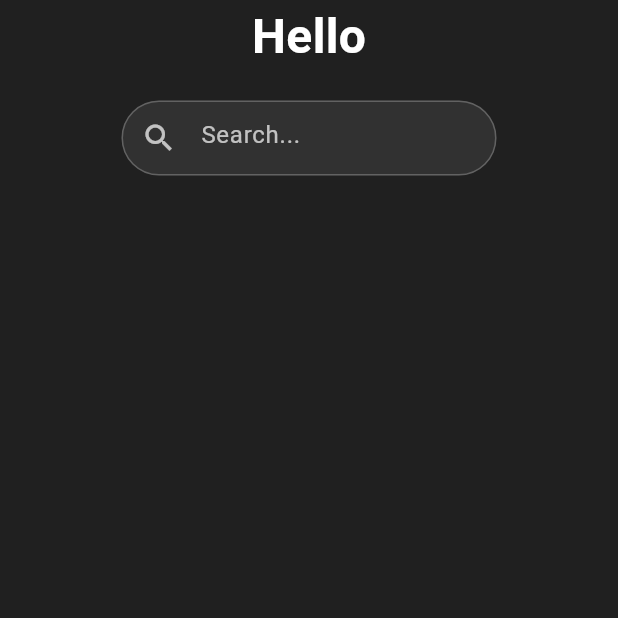
After one commit to MohaFadl/KisuQ, a Flutter app: the HomePage screen opened directly, on a phone screen of 412 x 824 dp, the top half of it. The commit adds this screen. Run offline on Flutter 3.47's test engine with Material 3 defaults, Android fonts, the light colour scheme and no system bars; missing offline and left inert: flutter_flip_card.

Commit message:
Added Search bar

```diff
--- /dev/null
+++ b/lib/Home.dart
@@ -0,0 +1,83 @@
+import 'package:flutter/material.dart';
+
+class HomePage extends StatefulWidget {
+  const HomePage({super.key});
+
+  @override
+  State<HomePage> createState() => _HomePageState();
+}
+
+class _HomePageState extends State<HomePage> {
+  final FocusNode _focusNode = FocusNode();
+  bool _isFocused = false;
+
+  @override
+  void initState() {
+    super.initState();
+    _focusNode.addListener(() {
+      setState(() {
+        _isFocused = _focusNode.hasFocus;
+      });
+    });
+  }
+
+  @override
+  void dispose() {
+    _focusNode.dispose();
+    super.dispose();
+  }
+
+  @override
+  Widget build(BuildContext context) {
+    return Scaffold(
+      backgroundColor: const Color(0xff202020),
+      body: SingleChildScrollView(
+        child: Padding(
+          padding: const EdgeInsets.only(top: 1), // Push content from top
+          child: Column(
+            crossAxisAlignment: CrossAxisAlignment.center,
+            children: [
+              Center(
+                child: Text(
+                  'Hello',
+                  style: const TextStyle(
+                    color: Colors.white,
+                    fontSize: 32,
+                    fontWeight: FontWeight.bold,
+                  ),
+                ),
+              ),
+              const SizedBox(height: 20),
+              Center(
+                child: AnimatedContainer(
+                  duration: const Duration(milliseconds: 200),
+                  width: _isFocused ? 500 : 250,
+                  child: Container(
+                    decoration: BoxDecoration(
+                      color: Colors.white.withAlpha(20),
+                      borderRadius: BorderRadius.circular(25),
+                      border: Border.all(color: Colors.white24),
+                    ),
+                    child: TextField(
+                      focusNode: _focusNode,
+                      style: const TextStyle(color: Colors.white),
+                      cursorColor: Colors.white,
+                      decoration: const InputDecoration(
+                        hintText: 'Search...',
+                        hintStyle: TextStyle(color: Colors.white70),
+                        border: InputBorder.none,
+                        prefixIcon: Icon(Icons.search, color: Colors.white70),
+                        contentPadding: EdgeInsets.symmetric(
+                            horizontal: 20, vertical: 10),
+                      ),
+                    ),
+                  ),
+                ),
+              ),
+            ],
+          ),
+        ),
+      ),
+    );
+  }
+}
--- a/lib/main.dart
+++ b/lib/main.dart
@@ -1,5 +1,6 @@
 import 'package:flutter/material.dart';
 import 'package:flutter_flip_card/flutter_flip_card.dart';
+import 'Home.dart';
 
 void main() {
   runApp(MaterialApp(
@@ -23,9 +24,10 @@ class _StartingAppState extends State<StartingApp> {
   @override
   Widget build(BuildContext context) {
     return Scaffold(
+      backgroundColor: Color(0xff202020),
       body: FlipCard(
         animationDuration: Duration(milliseconds: 500),
-        frontWidget: Center(child: Text("Page One")),
+        frontWidget: HomePage(),
         backWidget: Center(child: Text("Page Two")),
         controller: flipo2,
         rotateSide: RotateSide.top,
```
Also changed, not shown: 7 other files.
